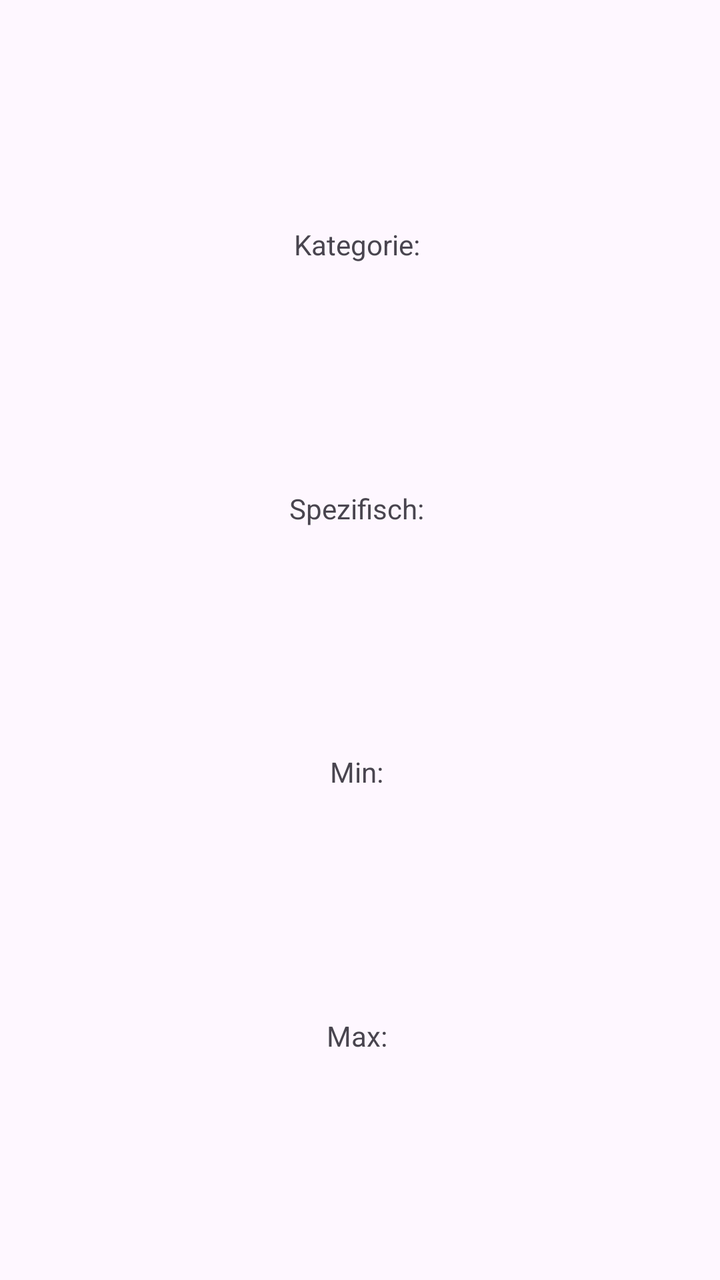
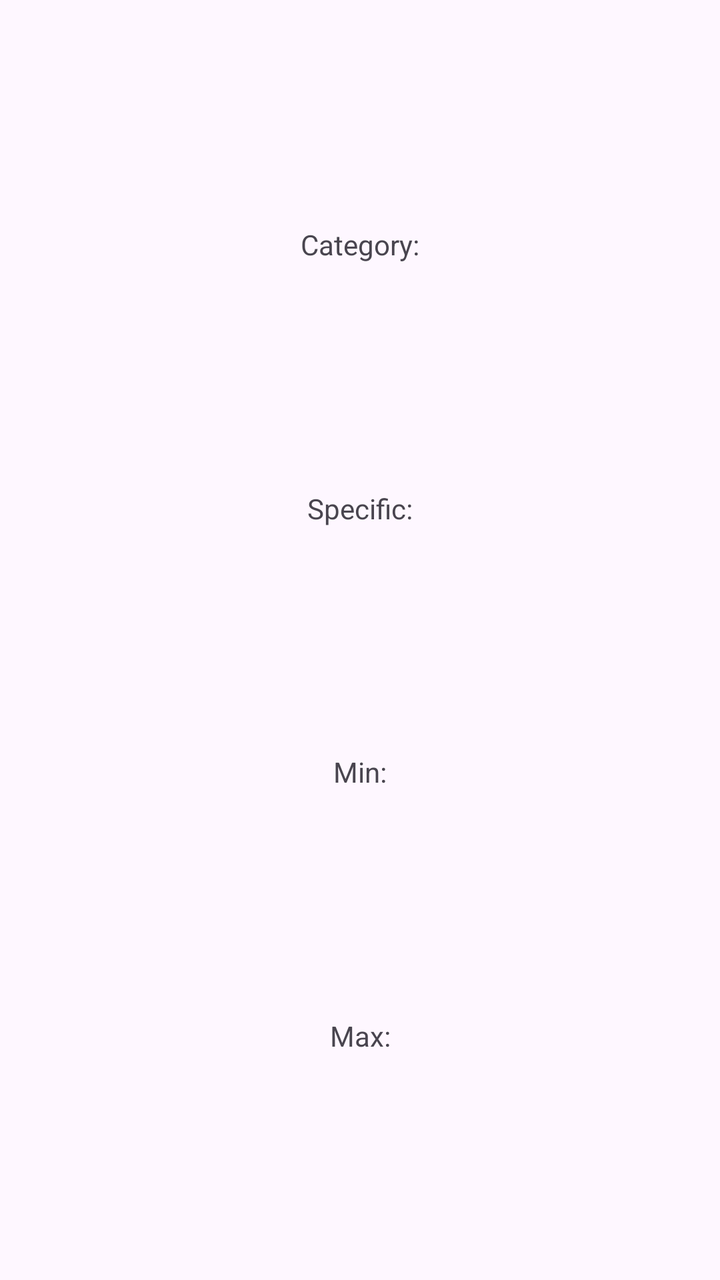

The first picture is an Android layout as it rendered before a commit; the second is the same layout after the commit. The layout source and the unified diff follow.
<!-- AndroidManifest.xml: application theme Theme.FitApp -->
<!-- res/layout/activity_detail.xml -->
<?xml version="1.0" encoding="utf-8"?>
<androidx.constraintlayout.widget.ConstraintLayout xmlns:android="http://schemas.android.com/apk/res/android"
    xmlns:app="http://schemas.android.com/apk/res-auto"
    xmlns:tools="http://schemas.android.com/tools"
    android:id="@+id/main"
    android:layout_width="match_parent"
    android:layout_height="match_parent"
    tools:context=".rating.DetailActivity">

    <LinearLayout
        android:id="@+id/layoutAllgemein"
        android:layout_width="wrap_content"
        android:layout_height="wrap_content"
        android:orientation="horizontal"
        app:layout_constraintTop_toTopOf="parent"
        app:layout_constraintBottom_toTopOf="@id/layoutSpezifisch"
        app:layout_constraintStart_toStartOf="parent"
        app:layout_constraintEnd_toEndOf="parent">

        <TextView
            android:layout_width="wrap_content"
            android:layout_height="wrap_content"
            android:text="Kategorie: " />

        <TextView
            android:id="@+id/textViewAllgemein"
            android:layout_width="wrap_content"
            android:layout_height="wrap_content" />

    </LinearLayout>

    <LinearLayout
        android:id="@+id/layoutSpezifisch"
        android:layout_width="wrap_content"
        android:layout_height="wrap_content"
        android:orientation="horizontal"
        app:layout_constraintTop_toBottomOf="@id/layoutAllgemein"
        app:layout_constraintBottom_toTopOf="@id/layoutMin"
        app:layout_constraintStart_toStartOf="parent"
        app:layout_constraintEnd_toEndOf="parent">

        <TextView
            android:layout_width="wrap_content"
            android:layout_height="wrap_content"
            android:text="Spezifisch: " />

        <TextView
            android:id="@+id/textViewSpezifisch"
            android:layout_width="wrap_content"
            android:layout_height="wrap_content" />

    </LinearLayout>

    <LinearLayout
        android:id="@+id/layoutMin"
        android:layout_width="wrap_content"
        android:layout_height="wrap_content"
        android:orientation="horizontal"
        app:layout_constraintTop_toBottomOf="@id/layoutSpezifisch"
        app:layout_constraintBottom_toTopOf="@id/layoutMax"
        app:layout_constraintStart_toStartOf="parent"
        app:layout_constraintEnd_toEndOf="parent">

        <TextView
            android:layout_width="wrap_content"
            android:layout_height="wrap_content"
            android:text="Min: " />

        <TextView
            android:id="@+id/textViewMin"
            android:layout_width="wrap_content"
            android:layout_height="wrap_content" />

    </LinearLayout>

    <LinearLayout
        android:id="@+id/layoutMax"
        android:layout_width="wrap_content"
        android:layout_height="wrap_content"
        android:orientation="horizontal"
        app:layout_constraintTop_toBottomOf="@id/layoutMin"
        app:layout_constraintBottom_toBottomOf="parent"
        app:layout_constraintStart_toStartOf="parent"
        app:layout_constraintEnd_toEndOf="parent">

        <TextView
            android:layout_width="wrap_content"
            android:layout_height="wrap_content"
            android:text="Max: " />

        <TextView
            android:id="@+id/textViewMax"
            android:layout_width="wrap_content"
            android:layout_height="wrap_content" />

    </LinearLayout>

</androidx.constraintlayout.widget.ConstraintLayout>
<!-- resources referenced by this layout -->
<resources>
  <style name="Theme.FitApp" parent="Base.Theme.FitApp" />
  <style name="Base.Theme.FitApp" parent="Theme.Material3.DayNight">
          
          
      </style>
</resources>

<!-- the commit's change to res/layout/activity_detail.xml (unified diff, before → after) -->
@@ -20,7 +20,7 @@
         <TextView
             android:layout_width="wrap_content"
             android:layout_height="wrap_content"
-            android:text="Kategorie: " />
+            android:text="@string/label_category" />
 
         <TextView
             android:id="@+id/textViewAllgemein"
@@ -42,7 +42,7 @@
         <TextView
             android:layout_width="wrap_content"
             android:layout_height="wrap_content"
-            android:text="Spezifisch: " />
+            android:text="@string/label_specific" />
 
         <TextView
             android:id="@+id/textViewSpezifisch"
@@ -64,7 +64,7 @@
         <TextView
             android:layout_width="wrap_content"
             android:layout_height="wrap_content"
-            android:text="Min: " />
+            android:text="@string/label_min" />
 
         <TextView
             android:id="@+id/textViewMin"
@@ -86,7 +86,7 @@
         <TextView
             android:layout_width="wrap_content"
             android:layout_height="wrap_content"
-            android:text="Max: " />
+            android:text="@string/label_max" />
 
         <TextView
             android:id="@+id/textViewMax"
<!-- resource entries referenced after the edit -->
@@ -1,5 +1,9 @@
 <!-- resources referenced by this layout -->
 <resources>
+  <string name="label_category">Category: </string>
+  <string name="label_max">Max: </string>
+  <string name="label_min">Min: </string>
+  <string name="label_specific">Specific: </string>
   <style name="Theme.FitApp" parent="Base.Theme.FitApp" />
   <style name="Base.Theme.FitApp" parent="Theme.Material3.DayNight">
           
